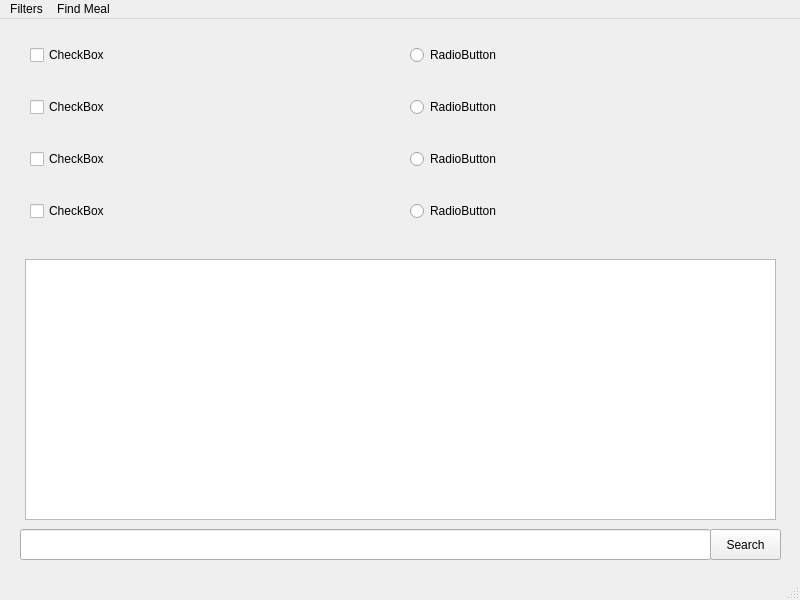
Before: the Qt Designer form recipeBook/mainwindow.ui in s1m0nWasTaken/recipeBook, drawn with Qt 5.
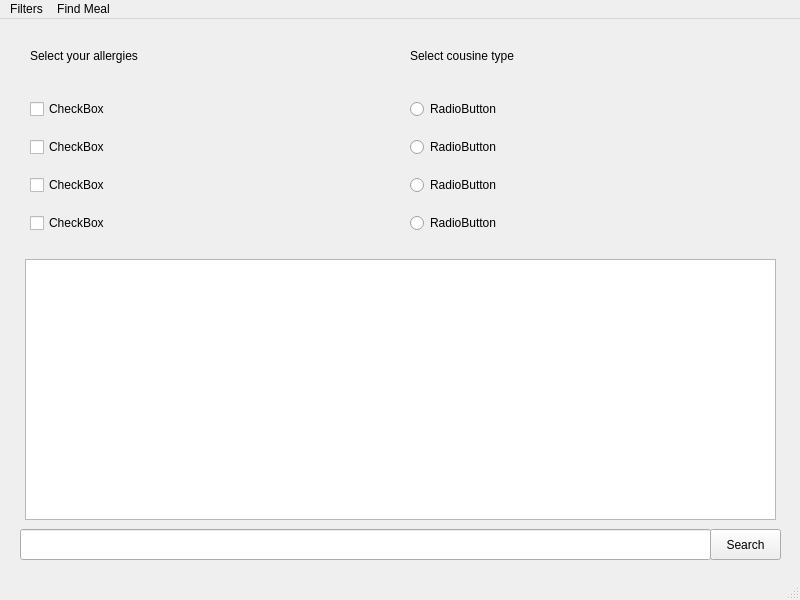
After: the same form once the commit is applied.

Commit message:
Recipe class
-Created recipeText class (with virtual fcn and namespace).
-Created an abstract class called Image with 2x pure virtual fcn.
-Created class called Ingredients with a  union that represents the size of the portion and has a friendship with class recipe.
-Created class recipe with multiple inheritance from classes Image and recipeText and has a bit structure that represents the nationality of the dish.

Patch:
```diff
--- a/recipeBook/mainwindow.ui
+++ b/recipeBook/mainwindow.ui
@@ -24,6 +24,19 @@
      </rect>
     </property>
     <layout class="QVBoxLayout" name="verticalLayout_2">
+     <item>
+      <widget class="QLabel" name="label">
+       <property name="maximumSize">
+        <size>
+         <width>16777215</width>
+         <height>50</height>
+        </size>
+       </property>
+       <property name="text">
+        <string>Select your allergies</string>
+       </property>
+      </widget>
+     </item>
      <item>
       <widget class="QCheckBox" name="checkBox_4">
        <property name="text">
@@ -87,6 +100,25 @@
      </rect>
     </property>
     <layout class="QVBoxLayout" name="verticalLayout_3">
+     <item>
+      <widget class="QLabel" name="label_2">
+       <property name="minimumSize">
+        <size>
+         <width>0</width>
+         <height>50</height>
+        </size>
+       </property>
+       <property name="maximumSize">
+        <size>
+         <width>16777215</width>
+         <height>50</height>
+        </size>
+       </property>
+       <property name="text">
+        <string>Select cousine type</string>
+       </property>
+      </widget>
+     </item>
      <item>
       <widget class="QRadioButton" name="radioButton">
        <property name="text">
```
Left out of the diff: 2 changed lines with no effect on the pictures. The commit also changes 78 other files.
